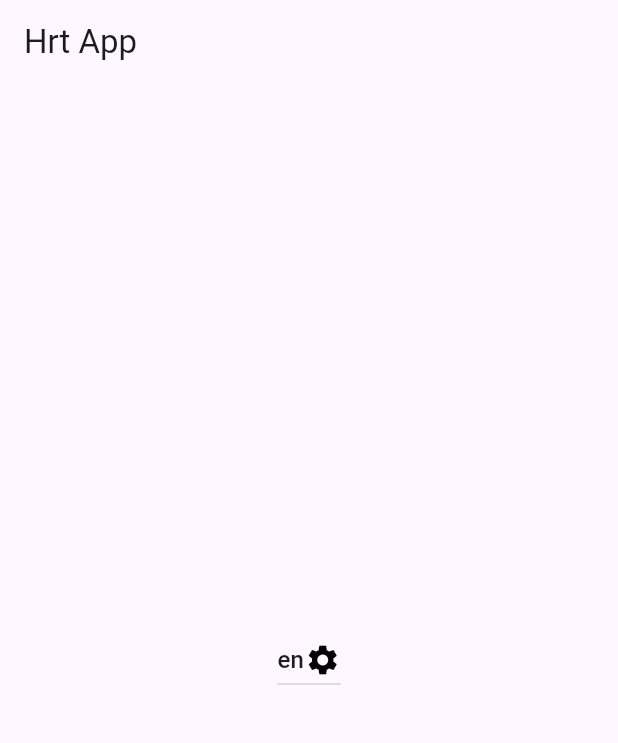
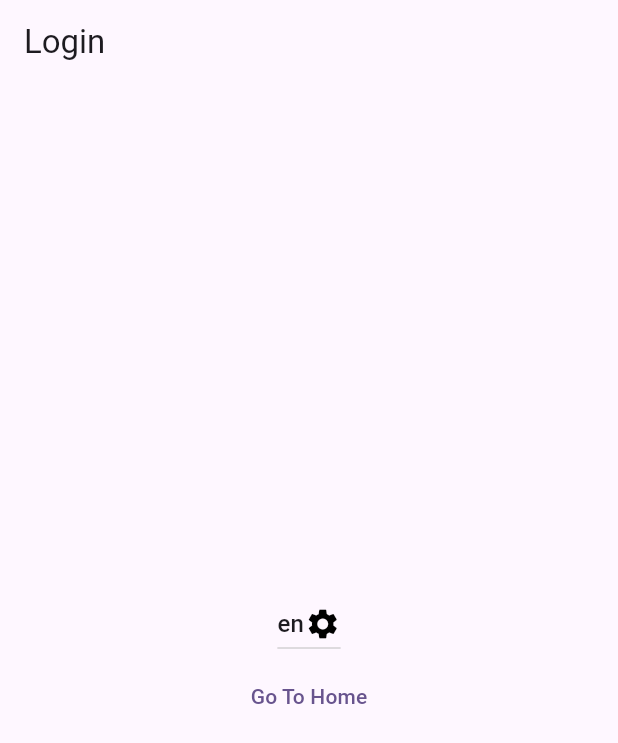
Before and after one commit to shantudas/hrt-flutter-app, a Flutter app: the screen it shows after launch, on a phone screen of 412 x 824 dp. Shown: the top 743 px of the screen. Run offline on Flutter 3.47's test engine with Material 3 defaults, Android fonts, the phone set to English and light mode, and no system bars; our stand-ins replace get, shared_preferences; generated files the repository leaves out were written again.

Commit message:
Get localization implemented

```diff
--- a/lib/features/login/login_page.dart
+++ b/lib/features/login/login_page.dart
@@ -3,6 +3,7 @@ import 'package:flutter_gen/gen_l10n/app_localizations.dart';
 import 'package:flutter_localizations/flutter_localizations.dart';
 import 'package:get/get.dart';
 import 'package:hrt_flutter_app/controller/localization_controller.dart';
+import 'package:hrt_flutter_app/features/home/home_page.dart';
 import 'package:shared_preferences/shared_preferences.dart';
 
 class LoginPage extends StatefulWidget {
@@ -15,26 +16,37 @@ class LoginPage extends StatefulWidget {
 }
 
 class _LoginPageState extends State<LoginPage> {
-
-  LocalizationController languageController = Get.find();
+  LocalizationController localizationController = Get.find();
 
   @override
   Widget build(BuildContext context) {
     return Scaffold(
       appBar: AppBar(
-        title: Text(AppLocalizations.of(context)!.appTitle),
+        title: Text(AppLocalizations.of(context)!.loginPageAppBarTitle),
       ),
       body: Center(
-        child: DropdownButton<Locale>(
-          icon: const Icon(Icons.settings, color: Colors.black),
-          value: languageController.locale,
-          items: languageController.supportedLocales.map((locale) {
-            return DropdownMenuItem(
-              value: locale,
-              child: Text(locale.languageCode), // Use language code for display
-            );
-          }).toList(),
-          onChanged: languageController.setLocale,
+        child: Column(
+          mainAxisAlignment: MainAxisAlignment.center,
+          children: [
+            DropdownButton<Locale>(
+              icon: const Icon(Icons.settings, color: Colors.black),
+              value: localizationController.locale,
+              items: localizationController.supportedLocales.map((locale) {
+                return DropdownMenuItem(
+                  value: locale,
+                  child: Text(
+                      locale.languageCode), // Use language code for display
+                );
+              }).toList(),
+              onChanged: localizationController.setLocale,
+            ),
+            TextButton(
+              onPressed: () {
+                Get.to(HomePage());
+              },
+              child: Text(AppLocalizations.of(context)!.loginPageButton),
+            ),
+          ],
         ),
       ),
     );
--- a/lib/languages/l10n/app_en.arb
+++ b/lib/languages/l10n/app_en.arb
@@ -1,5 +1,10 @@
 {
   "appTitle": "Hrt App",
   "greeting": "Hello, {name}!",
-  "buttonLabel": "Submit"
+
+  "loginPageAppBarTitle": "Login",
+  "loginPageButton": "Go To Home",
+
+  "homePageAppBarTitle": "Home",
+  "homePageButton": "Go Back to Login"
 }
```
Also changed, not shown: lib/features/home/home_page.dart (+12 -71 lines), lib/languages/l10n/app_bn.arb (+6 -1 lines).
